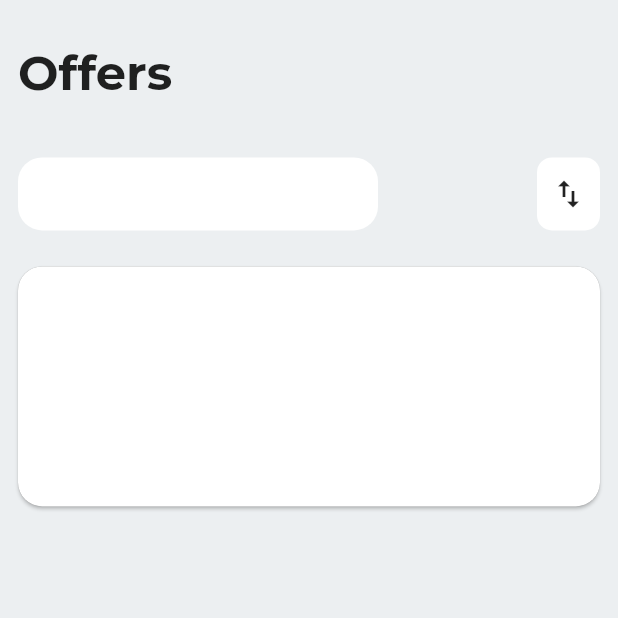
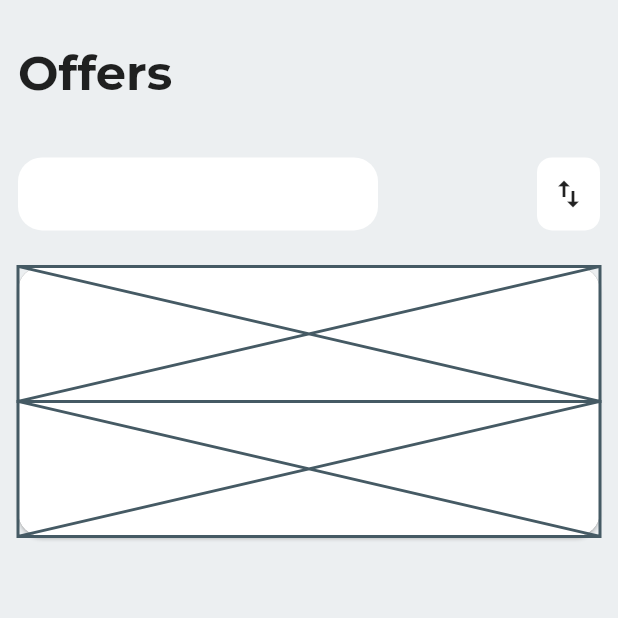
Before and after one commit to JAICHANGPARK/flutter_notebook_11th_story, a Flutter app: the screen it shows after launch, on a phone screen of 412 x 824 dp, the top half of it. Run offline on Flutter 3.47's test engine with Material 2 defaults, Android fonts, the phone set to English and light mode, and no system bars; our stand-ins replace backdrop, badges, flutter_inner_drawer, flutter_slidable, flutter_swiper, google_fonts.

Commit message:
Update offers_home_page.dart

```diff
--- a/lib/ep741_offers_app/ui/offers_home_page.dart
+++ b/lib/ep741_offers_app/ui/offers_home_page.dart
@@ -53,7 +53,7 @@ class _OffersHomePageState extends State<OffersHomePage> {
               Expanded(flex: 20, child: ListView(
                 children: [
                   SizedBox(
-                    height: 160,
+                    height: 180,
                     child: PhysicalModel(
                       color: Colors.black.withOpacity(0.3),
                       elevation: 1,
@@ -65,6 +65,8 @@ class _OffersHomePageState extends State<OffersHomePage> {
                         ),
                         child: Column(
                           children: [
+                                    Expanded(child: Placeholder()),
+                            Expanded(child: Placeholder()),
 
                           ],
                         ),
```
